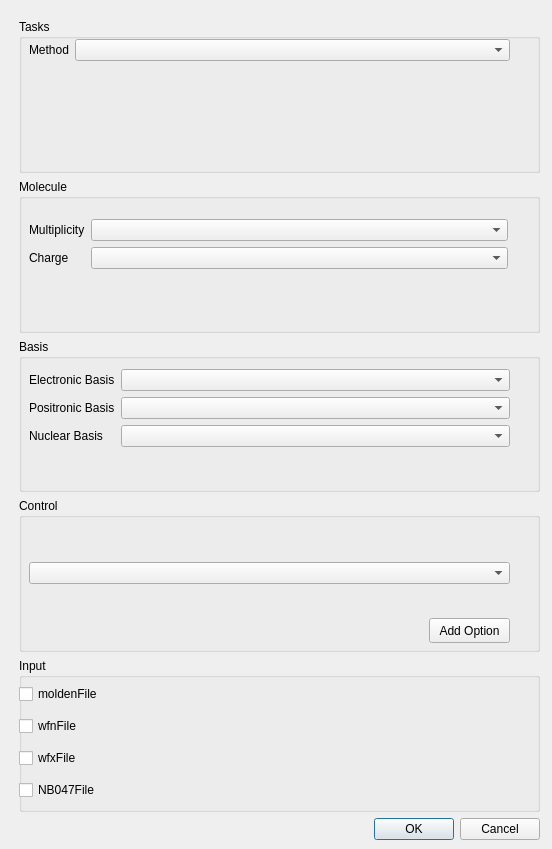
Above: UI/conversiondialog.ui from hakobi0/LOWDIN-Translator before the change. Below: the same form after it.
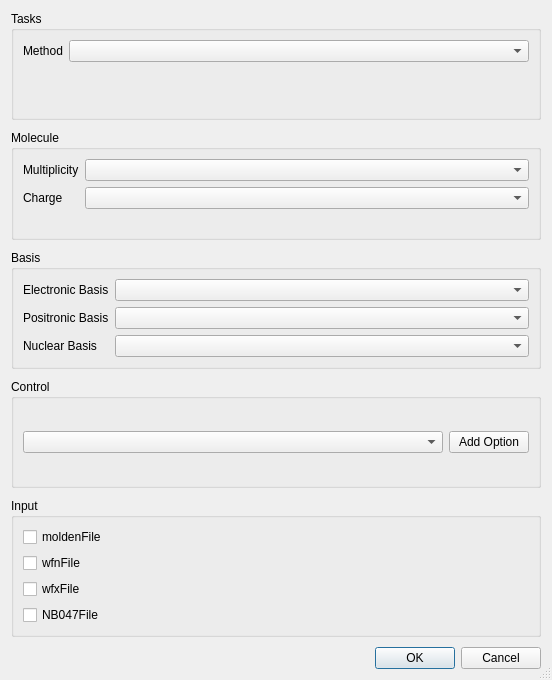
That is the form after the change.

Diff of the .ui file:
```diff
--- a/UI/conversiondialog.ui
+++ b/UI/conversiondialog.ui
@@ -7,37 +7,47 @@
     <x>0</x>
     <y>0</y>
     <width>552</width>
-    <height>849</height>
+    <height>680</height>
    </rect>
   </property>
   <property name="windowTitle">
    <string>Dialog</string>
   </property>
-  <widget class="QWidget" name="verticalLayoutWidget">
-   <property name="geometry">
-    <rect>
-     <x>19</x>
-     <y>19</y>
-     <width>521</width>
-     <height>821</height>
-    </rect>
+  <property name="sizeGripEnabled">
+   <bool>true</bool>
    </property>
    <layout class="QVBoxLayout" name="verticalLayout">
+   <property name="contentsMargins">
+    <rect>
+     <x>16</x>
+     <y>16</y>
+     <width>16</width>
+     <height>16</height>
+    </rect>
+    <number>16</number>
+    <number>16</number>
+    <number>16</number>
+   </property>
+   <property name="spacing">
+    <number>10</number>
+   </property>
     <item>
      <widget class="QGroupBox" name="task_box">
       <property name="title">
        <string>Tasks</string>
       </property>
-      <widget class="QWidget" name="formLayoutWidget_3">
-       <property name="geometry">
-        <rect>
-         <x>10</x>
-         <y>20</y>
-         <width>481</width>
-         <height>41</height>
-        </rect>
-       </property>
        <layout class="QFormLayout" name="formLayout_3">
+      <property name="contentsMargins">
+    <rect>
+     <x>10</x>
+     <y>10</y>
+     <width>10</width>
+     <height>10</height>
+    </rect>
+       <number>10</number>
+       <number>10</number>
+       <number>10</number>
+      </property>
         <item row="0" column="0">
          <widget class="QLabel" name="task_label">
           <property name="text">
@@ -46,10 +56,16 @@
          </widget>
         </item>
         <item row="0" column="1">
-         <widget class="QComboBox" name="metodo_combobox"/>
-        </item>
-       </layout>
-      </widget>
+       <widget class="QComboBox" name="metodo_combobox">
+        <property name="sizePolicy">
+         <sizepolicy hsizetype="Expanding" vsizetype="Fixed">
+          <horstretch>0</horstretch>
+          <verstretch>0</verstretch>
+         </sizepolicy>
+        </property>
+       </widget>
+      </item>
+     </layout>
      </widget>
     </item>
     <item>
@@ -57,16 +73,18 @@
       <property name="title">
        <string>Molecule</string>
       </property>
-      <widget class="QWidget" name="formLayoutWidget_2">
-       <property name="geometry">
-        <rect>
-         <x>10</x>
-         <y>40</y>
-         <width>479</width>
-         <height>71</height>
-        </rect>
-       </property>
        <layout class="QFormLayout" name="formLayout_2">
+      <property name="contentsMargins">
+    <rect>
+     <x>10</x>
+     <y>10</y>
+     <width>10</width>
+     <height>10</height>
+    </rect>
+       <number>10</number>
+       <number>10</number>
+       <number>10</number>
+      </property>
         <item row="0" column="0">
          <widget class="QLabel" name="mult_label">
           <property name="text">
@@ -75,7 +93,14 @@
          </widget>
         </item>
         <item row="0" column="1">
-         <widget class="QComboBox" name="mult_qcombobox"/>
+       <widget class="QComboBox" name="mult_qcombobox">
+        <property name="sizePolicy">
+         <sizepolicy hsizetype="Expanding" vsizetype="Fixed">
+          <horstretch>0</horstretch>
+          <verstretch>0</verstretch>
+         </sizepolicy>
+        </property>
+       </widget>
         </item>
         <item row="1" column="0">
          <widget class="QLabel" name="charge_label">
@@ -85,10 +110,16 @@
          </widget>
         </item>
         <item row="1" column="1">
-         <widget class="QComboBox" name="charge_qcombobox"/>
-        </item>
-       </layout>
-      </widget>
+       <widget class="QComboBox" name="charge_qcombobox">
+        <property name="sizePolicy">
+         <sizepolicy hsizetype="Expanding" vsizetype="Fixed">
+          <horstretch>0</horstretch>
+          <verstretch>0</verstretch>
+         </sizepolicy>
+        </property>
+       </widget>
+      </item>
+     </layout>
      </widget>
     </item>
     <item>
@@ -96,16 +127,18 @@
       <property name="title">
        <string>Basis</string>
       </property>
-      <widget class="QWidget" name="formLayoutWidget">
-       <property name="geometry">
-        <rect>
-         <x>10</x>
-         <y>30</y>
-         <width>481</width>
-         <height>101</height>
-        </rect>
-       </property>
        <layout class="QFormLayout" name="formLayout">
+      <property name="contentsMargins">
+    <rect>
+     <x>10</x>
+     <y>10</y>
+     <width>10</width>
+     <height>10</height>
+    </rect>
+       <number>10</number>
+       <number>10</number>
+       <number>10</number>
+      </property>
         <item row="0" column="0">
          <widget class="QLabel" name="electronic_basis_label">
           <property name="text">
@@ -113,6 +146,16 @@
           </property>
          </widget>
         </item>
+      <item row="0" column="1">
+       <widget class="QComboBox" name="electronic_qcombox">
+        <property name="sizePolicy">
+         <sizepolicy hsizetype="Expanding" vsizetype="Fixed">
+          <horstretch>0</horstretch>
+          <verstretch>0</verstretch>
+         </sizepolicy>
+        </property>
+       </widget>
+      </item>
         <item row="1" column="0">
          <widget class="QLabel" name="positronic_basis_label">
           <property name="text">
@@ -120,6 +163,16 @@
           </property>
          </widget>
         </item>
+      <item row="1" column="1">
+       <widget class="QComboBox" name="positronic_qcombox">
+        <property name="sizePolicy">
+         <sizepolicy hsizetype="Expanding" vsizetype="Fixed">
+          <horstretch>0</horstretch>
+          <verstretch>0</verstretch>
+         </sizepolicy>
+        </property>
+       </widget>
+      </item>
         <item row="2" column="0">
          <widget class="QLabel" name="nuclear_basis_label">
           <property name="text">
@@ -127,17 +180,17 @@
           </property>
          </widget>
         </item>
-        <item row="0" column="1">
-         <widget class="QComboBox" name="electronic_qcombox"/>
-        </item>
-        <item row="1" column="1">
-         <widget class="QComboBox" name="positronic_qcombox"/>
-        </item>
         <item row="2" column="1">
-         <widget class="QComboBox" name="nuclear_qcombobox"/>
-        </item>
-       </layout>
-      </widget>
+       <widget class="QComboBox" name="nuclear_qcombobox">
+        <property name="sizePolicy">
+         <sizepolicy hsizetype="Expanding" vsizetype="Fixed">
+          <horstretch>0</horstretch>
+          <verstretch>0</verstretch>
+         </sizepolicy>
+        </property>
+       </widget>
+      </item>
+     </layout>
      </widget>
     </item>
     <item>
@@ -145,34 +198,42 @@
       <property name="title">
        <string>Control</string>
       </property>
-      <widget class="QWidget" name="verticalLayoutWidget_3">
-       <property name="geometry">
+     <layout class="QHBoxLayout" name="controlLayout">
+      <property name="contentsMargins">
         <rect>
          <x>10</x>
-         <y>30</y>
-         <width>481</width>
-         <height>91</height>
-        </rect>
-       </property>
-       <layout class="QVBoxLayout" name="verticalLayout_3">
+     <y>10</y>
+     <width>10</width>
+     <height>10</height>
+    </rect>
+       <number>10</number>
+       <number>10</number>
+       <number>10</number>
+      </property>
         <item>
-         <widget class="QComboBox" name="control_comboBox"/>
-        </item>
-       </layout>
-      </widget>
+       <widget class="QComboBox" name="control_comboBox">
+        <property name="sizePolicy">
+         <sizepolicy hsizetype="Expanding" vsizetype="Fixed">
+          <horstretch>0</horstretch>
+          <verstretch>0</verstretch>
+         </sizepolicy>
+        </property>
+       </widget>
+      </item>
+      <item>
       <widget class="QPushButton" name="Task_pushButton">
-       <property name="geometry">
-        <rect>
-         <x>410</x>
-         <y>120</y>
-         <width>81</width>
-         <height>25</height>
-        </rect>
+        <property name="sizePolicy">
+         <sizepolicy hsizetype="Fixed" vsizetype="Fixed">
+          <horstretch>0</horstretch>
+          <verstretch>0</verstretch>
+         </sizepolicy>
        </property>
        <property name="text">
         <string>Add Option</string>
        </property>
       </widget>
+      </item>
+     </layout>
      </widget>
     </item>
     <item>
@@ -180,16 +241,18 @@
       <property name="title">
        <string>Input</string>
       </property>
-      <widget class="QWidget" name="verticalLayoutWidget_2">
-       <property name="geometry">
-        <rect>
-         <x>0</x>
-         <y>20</y>
-         <width>521</width>
-         <height>131</height>
-        </rect>
-       </property>
        <layout class="QVBoxLayout" name="verticalLayout_2">
+      <property name="contentsMargins">
+    <rect>
+     <x>10</x>
+     <y>10</y>
+     <width>10</width>
+     <height>10</height>
+    </rect>
+       <number>10</number>
+       <number>10</number>
+       <number>10</number>
+      </property>
         <item>
          <widget class="QCheckBox" name="moldenfile_checkBox">
           <property name="text">
@@ -220,7 +283,6 @@
         </item>
        </layout>
       </widget>
-     </widget>
     </item>
     <item>
      <widget class="QDialogButtonBox" name="buttonBox">
@@ -233,7 +295,6 @@
      </widget>
     </item>
    </layout>
-  </widget>
  </widget>
  <resources/>
  <connections/>
```
Lines whose indentation alone changed are shown as unchanged.
